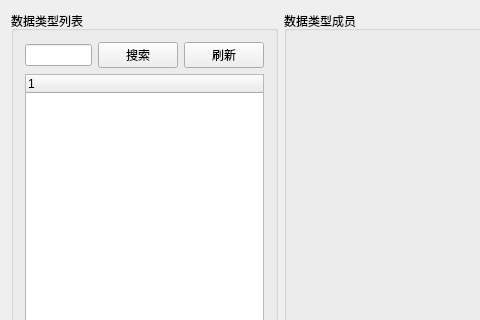
Qt form ParseHeader/src/MainWidget/ParseHeaderWidget.ui (august295/Tool) before a commit; both pictures show x 0 to 480 and y 0 to 320 of the 830 by 726 pixel window.
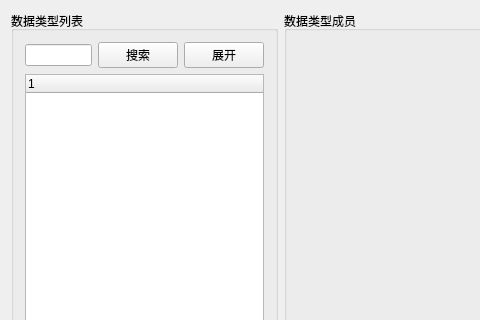
The same form after that commit.

Patch:
```diff
--- a/ParseHeader/src/MainWidget/ParseHeaderWidget.ui
+++ b/ParseHeader/src/MainWidget/ParseHeaderWidget.ui
@@ -41,7 +41,7 @@
         <item>
          <widget class="QPushButton" name="pushButton_Flush">
           <property name="text">
-           <string>刷新</string>
+           <string>展开</string>
           </property>
          </widget>
         </item>
```
Left out of the diff: 2 changed lines with no effect on the pictures.
